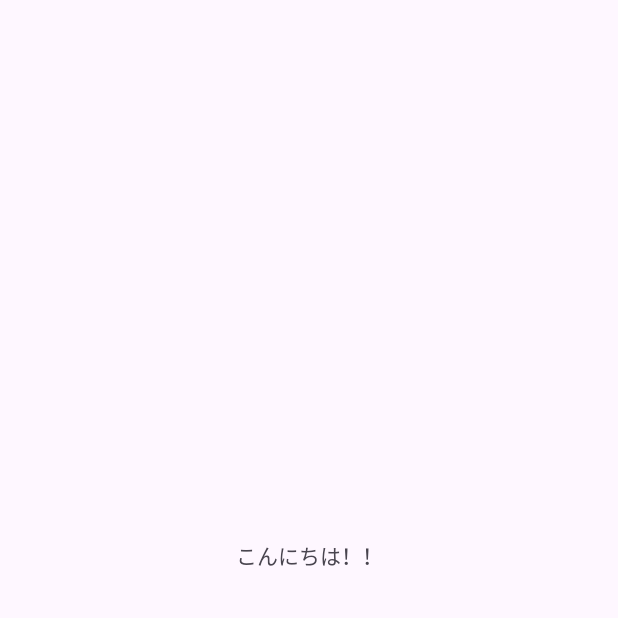
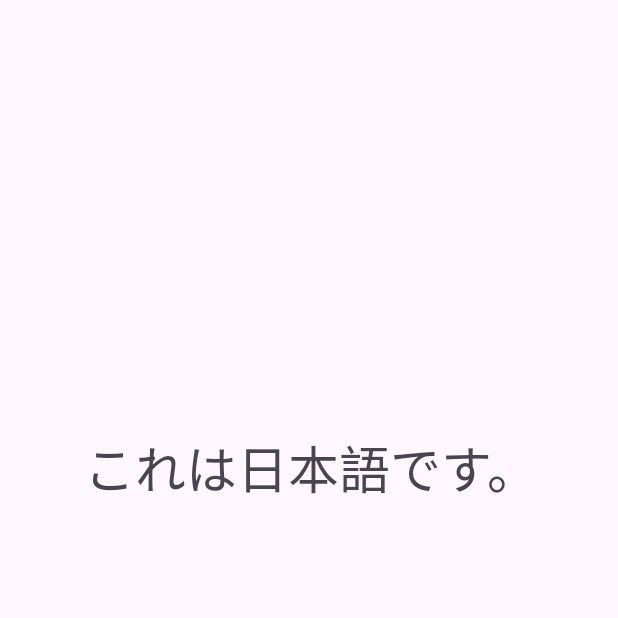
Before and after one commit to ItoSoshun/AppDev-F, an Android app: the screen it shows after launch (MainActivity), on a phone screen of 412 x 824 dp, the top half of it. Before the commit the part shown is almost empty. Run offline under Robolectric (Android 15) with nearby library versions, the phone set to English and light mode, and no system bars.

Commit message:
演習-テキストを編集する

```diff
--- a/app/src/main/res/layout/activity_main.xml
+++ b/app/src/main/res/layout/activity_main.xml
@@ -10,9 +10,11 @@
 
     <TextView
         android:id="@+id/textView2"
-        android:layout_width="130dp"
-        android:layout_height="105dp"
-        android:text="こんにちは！！"
+        android:layout_width="416dp"
+        android:layout_height="252dp"
+        android:text="@string/text"
+        android:textAlignment="center"
+        android:textSize="34sp"
         app:layout_constraintBottom_toBottomOf="parent"
         app:layout_constraintEnd_toEndOf="parent"
         app:layout_constraintHorizontal_bias="0.558"
--- a/app/src/main/res/values/strings.xml
+++ b/app/src/main/res/values/strings.xml
@@ -1,3 +1,4 @@
 <resources>
     <string name="app_name">This is an application name</string>
+    <string name="text">これは日本語です。</string>
 </resources>
```
